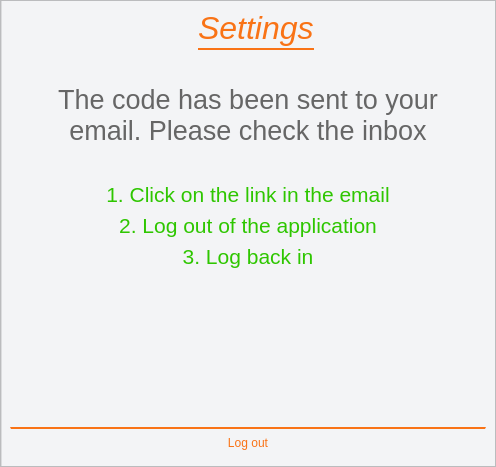
Ph4sm4/FinelogApp, file settingspanel.ui: the form before one commit.
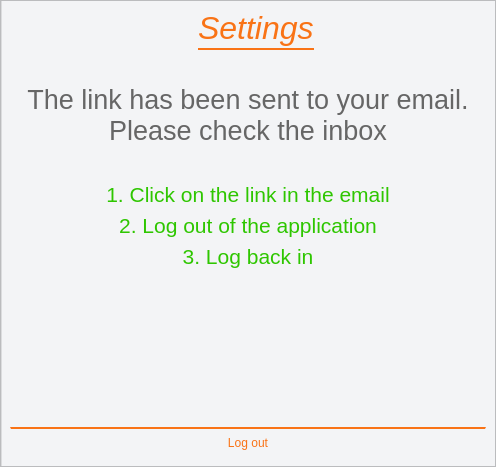
The form after the commit. The open tabs and pages were chosen to show the change. Icons and pictures are not drawn.

Diff of the .ui file:
```diff
--- a/settingspanel.ui
+++ b/settingspanel.ui
@@ -356,7 +356,7 @@
 }</string>
             </property>
             <property name="text">
-             <string>The code has been sent to your email. Please check the inbox</string>
+             <string>The link has been sent to your email. Please check the inbox</string>
             </property>
             <property name="alignment">
              <set>Qt::AlignCenter</set>
```
Left out of the diff: 2 changed lines with no effect on the pictures.
